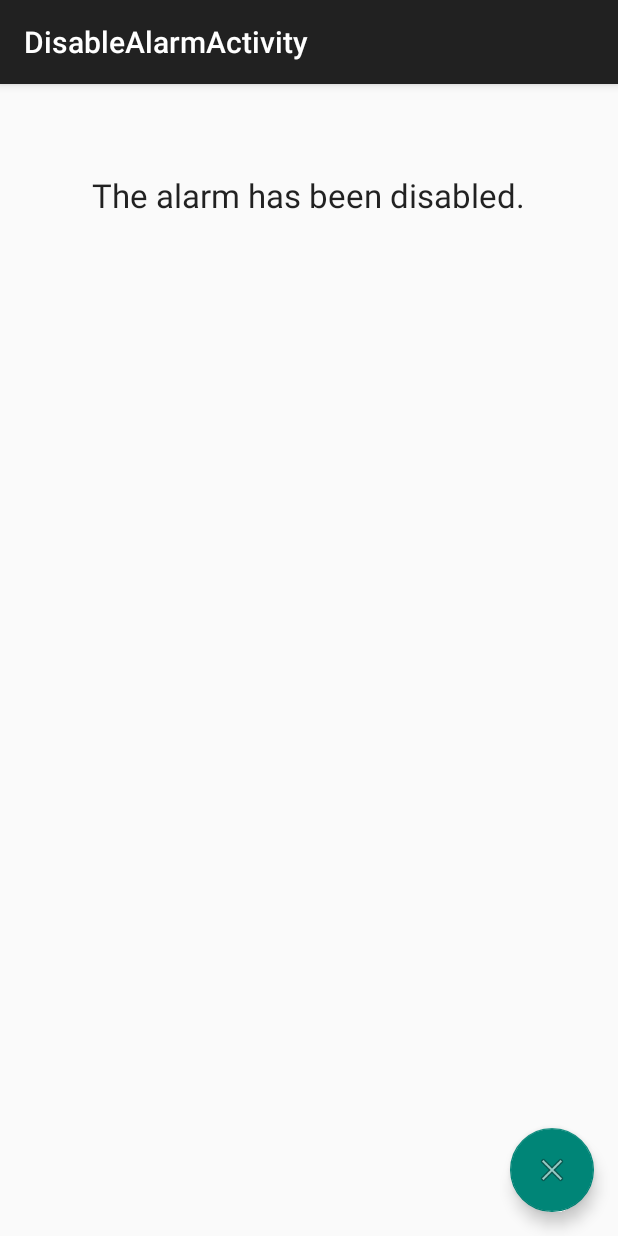
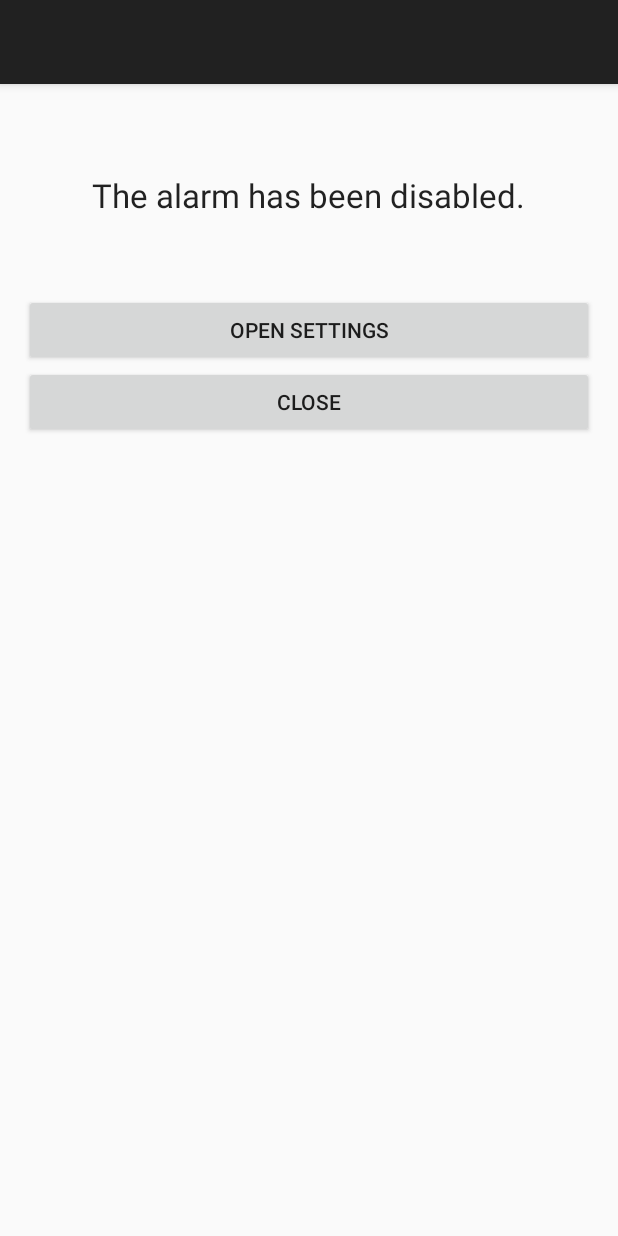
Before and after one commit to ebhardjan/VS_vatrifon_AntiTheft, an Android app: the DisableAlarmActivity screen opened directly, with no data from a screen before it, on a phone screen of 412 x 824 dp. Run offline under Robolectric (Android 15) with nearby library versions, the phone set to English and light mode, and no system bars.

Commit message:
fixes and redesign DisableAlarmActivity

```diff
--- a/app/src/main/AndroidManifest.xml
+++ b/app/src/main/AndroidManifest.xml
@@ -26,6 +26,7 @@
         <activity
             android:name=".DisableAlarmActivity"
             android:label="@string/title_activity_disable_alarm"
+            android:parentActivityName="ch.ethz.inf.vs.a1.vatrifon.antitheft.MainActivity"
             android:theme="@style/AppTheme.NoActionBar" >
         </activity>
     </application>
--- a/app/src/main/java/ch/ethz/inf/vs/a1/vatrifon/antitheft/AntiTheftServiceImpl.java
+++ b/app/src/main/java/ch/ethz/inf/vs/a1/vatrifon/antitheft/AntiTheftServiceImpl.java
@@ -149,6 +149,7 @@ public class AntiTheftServiceImpl extends AbstractAntiTheftService {
         handler.postDelayed(new Runnable() {
             @Override
             public void run() {
+                Log.d("###", "Play actual alarm sound");
                 if (Settings.inAlarmMode) {
                     if (!mp.isPlaying())
                         mp.start();
--- a/app/src/main/java/ch/ethz/inf/vs/a1/vatrifon/antitheft/DisableAlarmActivity.java
+++ b/app/src/main/java/ch/ethz/inf/vs/a1/vatrifon/antitheft/DisableAlarmActivity.java
@@ -1,10 +1,14 @@
 package ch.ethz.inf.vs.a1.vatrifon.antitheft;
 
 import android.app.NotificationManager;
+import android.content.Intent;
 import android.os.Bundle;
 import android.support.design.widget.FloatingActionButton;
+import android.support.v4.app.NavUtils;
 import android.support.v7.app.AppCompatActivity;
 import android.support.v7.widget.Toolbar;
+import android.util.Log;
+import android.view.MenuItem;
 import android.view.View;
 
 public class DisableAlarmActivity extends AppCompatActivity {
@@ -13,24 +17,23 @@ public class DisableAlarmActivity extends AppCompatActivity {
     protected void onCreate(Bundle savedInstanceState) {
         super.onCreate(savedInstanceState);
         setContentView(R.layout.activity_disable_alarm);
-        Toolbar toolbar = (Toolbar) findViewById(R.id.toolbar);
-        setSupportActionBar(toolbar);
-
-        FloatingActionButton fab = (FloatingActionButton) findViewById(R.id.fab);
-        fab.setOnClickListener(new View.OnClickListener() {
-            @Override
-            public void onClick(View view) {
-                DisableAlarmActivity.this.finish();
-            }
-        });
 
         // stop the alarm from going off...
         Settings.inAlarmMode = false;
 
+        Log.d("###", "Disable alarm");
+
         // remove the notification
         NotificationManager notificationManager = (NotificationManager) getSystemService(NOTIFICATION_SERVICE);
         notificationManager.cancel(Settings.ALARM_NOTIFICATION_ID);
-
     }
 
+    public void onSettingsClick(View v){
+        Intent intent = new Intent(this, MainActivity.class);
+        startActivity(intent);
+    }
+
+    public void onCloseClick(View v){
+        finish();
+    }
 }
--- a/app/src/main/java/ch/ethz/inf/vs/a1/vatrifon/antitheft/MovementDetector.java
+++ b/app/src/main/java/ch/ethz/inf/vs/a1/vatrifon/antitheft/MovementDetector.java
@@ -78,7 +78,6 @@ public class MovementDetector extends AbstractMovementDetector {
      * returns the seconds passed since some 'arbitrary, but fixed' time :)
      */
     private int getTimeSeconds(){
-        Calendar cal = Calendar.getInstance(); // yes, we need a new instance every time.
-        return cal.get(Calendar.SECOND);
+        return (int)(System.currentTimeMillis() / 1000L);
     }
 }
--- a/app/src/main/res/layout/activity_disable_alarm.xml
+++ b/app/src/main/res/layout/activity_disable_alarm.xml
@@ -17,9 +17,4 @@
 
     <include layout="@layout/content_disable_alarm" />
 
-    <android.support.design.widget.FloatingActionButton android:id="@+id/fab"
-        android:layout_width="wrap_content" android:layout_height="wrap_content"
-        android:layout_gravity="bottom|end" android:layout_margin="@dimen/fab_margin"
-        android:src="@android:drawable/ic_menu_close_clear_cancel" />
-
 </android.support.design.widget.CoordinatorLayout>
--- a/app/src/main/res/layout/content_disable_alarm.xml
+++ b/app/src/main/res/layout/content_disable_alarm.xml
@@ -20,4 +20,23 @@
         android:layout_centerHorizontal="true"
         android:layout_marginTop="43dp" />
 
+    <Button
+        android:layout_width="match_parent"
+        android:layout_height="wrap_content"
+        android:text="@string/back_to_app"
+        android:id="@+id/btn_back_to_app"
+        android:layout_below="@+id/textView"
+        android:layout_centerHorizontal="true"
+        android:layout_marginTop="51dp"
+        android:onClick="onSettingsClick" />
+
+    <Button
+        android:layout_width="match_parent"
+        android:layout_height="wrap_content"
+        android:text="@string/close"
+        android:id="@+id/btn_close"
+        android:onClick="onCloseClick"
+        android:layout_below="@+id/btn_back_to_app"
+        android:layout_centerHorizontal="true" />
+
 </RelativeLayout>
--- a/app/src/main/res/values/strings.xml
+++ b/app/src/main/res/values/strings.xml
@@ -10,4 +10,6 @@
     <string name="title_activity_disable_alarm">DisableAlarmActivity</string>
 
     <string name="alarm_disabled">The alarm has been disabled.</string>
+    <string name="back_to_app">Open settings</string>
+    <string name="close">Close</string>
 </resources>
--- a/app/src/main/res/xml/preferences.xml
+++ b/app/src/main/res/xml/preferences.xml
@@ -16,8 +16,8 @@
     <EditTextPreference
         android:key="sensitivity"
         android:title="Sensitivity"
-        android:summary="Sensitivity of the movement detection"
-        android:defaultValue="20"
+        android:summary="Sensitivity of the movement detection. Smaller is more sensitive"
+        android:defaultValue="100"
         android:inputType="number"
         android:singleLine="true"
         android:numeric="decimal"/>
```
